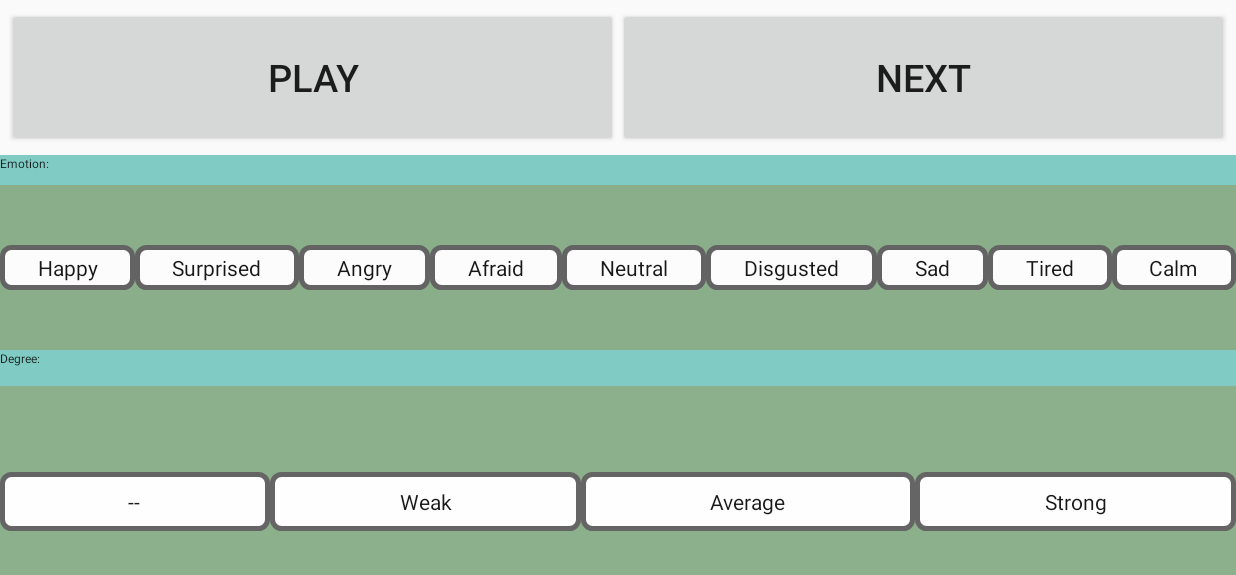
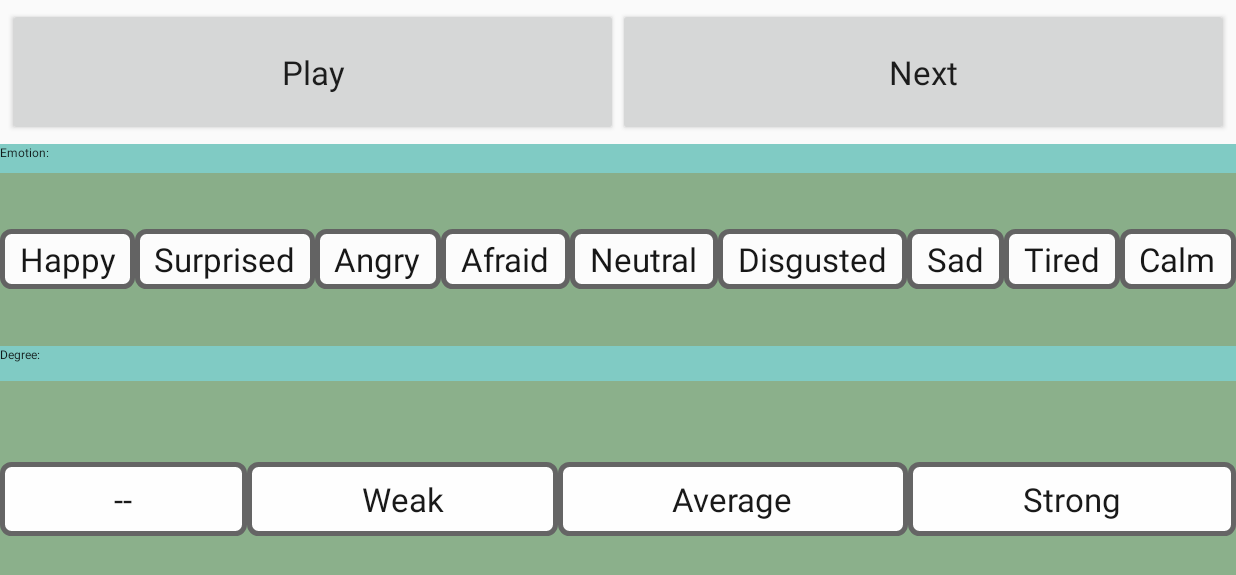
Before and after one commit to wiccy46/EmoSoundRatingControl, an Android app: the Test screen opened directly, with no data from a screen before it, on a phone screen of 824 x 412 dp (held sideways). Shown: the top 575 px of the screen. Run offline under Robolectric (Android 15) with nearby library versions, the phone set to English and light mode, and no system bars.

```diff
--- a/app/src/main/java/com/jiajunyang/emosoundratingcontrol/MainActivity.java
+++ b/app/src/main/java/com/jiajunyang/emosoundratingcontrol/MainActivity.java
@@ -105,9 +105,9 @@ public class MainActivity extends AppCompatActivity {
         int temp;
         temp =  modelChoice.indexOfChild(findViewById(modelChoice.getCheckedRadioButtonId()));
         if (temp == 0){ // Could increase depends on the number of choices.
+            modelIdx = "abstract";
+        } else {
             modelIdx = "vocal";
-        } else {
-            modelIdx = "abstract";
         }
     }
 
--- a/app/src/main/res/layout/test.xml
+++ b/app/src/main/res/layout/test.xml
@@ -24,7 +24,7 @@
             android:layout_gravity="center_vertical"
             android:allowUndo="false"
             android:onClick="onPlayClick"
-            android:textSize="25sp" />
+            android:textAppearance="?android:attr/textAppearanceLarge" />
 
         <Button
             android:layout_width="fill_parent"
@@ -33,7 +33,7 @@
             android:id="@+id/nextButton"
             android:layout_weight="0.3"
             android:layout_gravity="center_vertical"
-            android:textSize="25sp"
+            android:textAppearance="?android:attr/textAppearanceLarge"
             android:onClick="onNextClick" />
     </LinearLayout>
 
@@ -81,7 +81,8 @@
                     android:layout_gravity="center_vertical"
                     android:paddingTop="5dp"
                     android:paddingBottom="5dp"
-                    android:onClick="onEmoChoice" />
+                    android:onClick="onEmoChoice"
+                    android:textAppearance="?android:attr/textAppearanceLarge"/>
 
                 <RadioButton
                     android:layout_width="wrap_content"
@@ -95,7 +96,8 @@
                     android:layout_gravity="center_vertical"
                     android:paddingTop="5dp"
                     android:paddingBottom="5dp"
-                    android:onClick="onEmoChoice" />
+                    android:onClick="onEmoChoice"
+                    android:textAppearance="?android:attr/textAppearanceLarge"/>
 
                 <RadioButton
                     android:layout_width="wrap_content"
@@ -109,7 +111,8 @@
                     android:layout_gravity="center_vertical"
                     android:paddingTop="5dp"
                     android:paddingBottom="5dp"
-                    android:onClick="onEmoChoice" />
+                    android:onClick="onEmoChoice"
+                    android:textAppearance="?android:attr/textAppearanceLarge"/>
 
                 <RadioButton
                     android:layout_width="wrap_content"
@@ -124,7 +127,8 @@
                     android:paddingTop="5dp"
                     android:paddingBottom="5dp"
                     android:nestedScrollingEnabled="false"
-                    android:onClick="onEmoChoice" />
+                    android:onClick="onEmoChoice"
+                    android:textAppearance="?android:attr/textAppearanceLarge"/>
 
                 <RadioButton
                     android:layout_width="wrap_content"
@@ -138,7 +142,8 @@
                     android:layout_gravity="center_vertical"
                     android:paddingTop="5dp"
                     android:paddingBottom="5dp"
-                    android:onClick="onEmoChoice" />
+                    android:onClick="onEmoChoice"
+                    android:textAppearance="?android:attr/textAppearanceLarge"/>
 
                 <RadioButton
                     android:layout_width="wrap_content"
@@ -152,7 +157,8 @@
                     android:layout_gravity="center_vertical"
                     android:paddingTop="5dp"
                     android:paddingBottom="5dp"
-                    android:onClick="onEmoChoice" />
+                    android:onClick="onEmoChoice"
+                    android:textAppearance="?android:attr/textAppearanceLarge"/>
 
                 <RadioButton
                     android:layout_width="wrap_content"
@@ -166,7 +172,8 @@
                     android:layout_gravity="center_vertical"
                     android:paddingTop="5dp"
                     android:paddingBottom="5dp"
-                    android:onClick="onEmoChoice" />
+                    android:onClick="onEmoChoice"
+                    android:textAppearance="?android:attr/textAppearanceLarge"/>
 
                 <RadioButton
                     android:layout_width="wrap_content"
@@ -180,7 +187,8 @@
                     android:layout_gravity="center_vertical"
                     android:paddingTop="5dp"
                     android:paddingBottom="5dp"
-                    android:onClick="onEmoChoice" />
+                    android:onClick="onEmoChoice"
+                    android:textAppearance="?android:attr/textAppearanceLarge"/>
 
                 <RadioButton
                     android:layout_width="wrap_content"
@@ -194,7 +202,8 @@
                     android:layout_gravity="center_vertical"
                     android:paddingTop="5dp"
                     android:paddingBottom="5dp"
-                    android:onClick="onEmoChoice" />
+                    android:onClick="onEmoChoice"
+                    android:textAppearance="?android:attr/textAppearanceLarge"/>
             </RadioGroup>
         </LinearLayout>
     </LinearLayout>
@@ -243,7 +252,8 @@
                     android:layout_gravity="center_vertical"
                     android:paddingTop="10dp"
                     android:paddingBottom="10dp"
-                    android:onClick="onDegreeChoice" />
+                    android:onClick="onDegreeChoice"
+                    android:textAppearance="?android:attr/textAppearanceLarge"/>
 
                 <RadioButton
                     android:layout_width="wrap_content"
@@ -257,7 +267,8 @@
                     android:layout_gravity="center_vertical"
                     android:paddingTop="10dp"
                     android:paddingBottom="10dp"
-                    android:onClick="onDegreeChoice" />
+                    android:onClick="onDegreeChoice"
+                    android:textAppearance="?android:attr/textAppearanceLarge"/>
 
                 <RadioButton
                     android:layout_width="wrap_content"
@@ -272,7 +283,8 @@
                     android:checked="false"
                     android:paddingTop="10dp"
                     android:paddingBottom="10dp"
-                    android:onClick="onDegreeChoice" />
+                    android:onClick="onDegreeChoice"
+                    android:textAppearance="?android:attr/textAppearanceLarge"/>
 
                 <RadioButton
                     android:layout_width="wrap_content"
@@ -286,7 +298,8 @@
                     android:layout_gravity="center_vertical"
                     android:paddingTop="10dp"
                     android:paddingBottom="10dp"
-                    android:onClick="onDegreeChoice" />
+                    android:onClick="onDegreeChoice"
+                    android:textAppearance="?android:attr/textAppearanceLarge"/>
 
 
 
```
